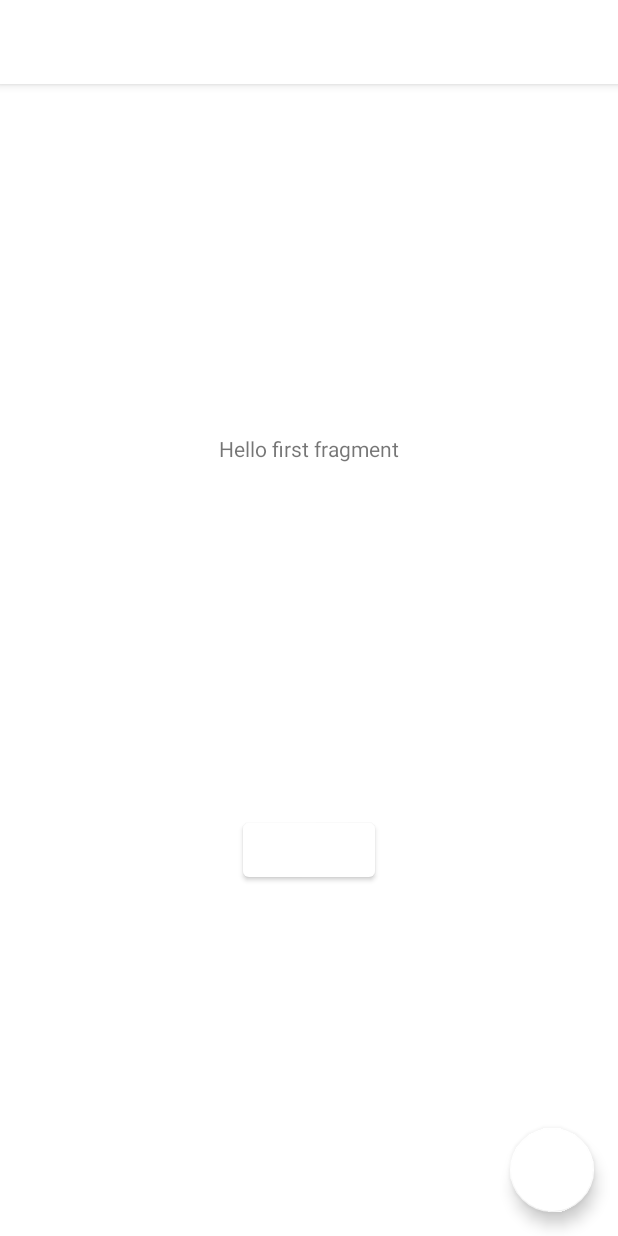
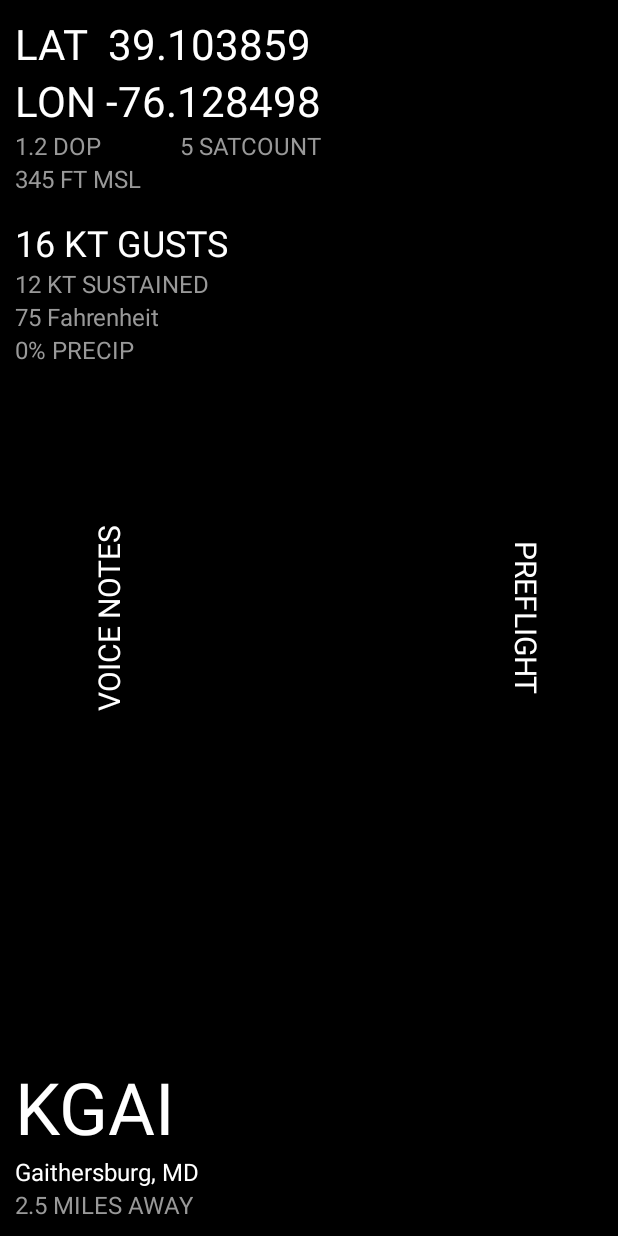
Before and after one commit to tybarrett/AviationAssistant, an Android app: the layout activity_main.xml on its own in the app's theme, with its tools: preview values and no code run, on a phone screen of 412 x 824 dp. Run offline under Robolectric (Android 15) with nearby library versions, the light colour scheme and no system bars.

Commit message:
Put our UI into our own activity and deployed to hardware

```diff
--- a/app/src/main/res/layout/activity_main.xml
+++ b/app/src/main/res/layout/activity_main.xml
@@ -1,34 +1,144 @@
 <?xml version="1.0" encoding="utf-8"?>
-<androidx.coordinatorlayout.widget.CoordinatorLayout xmlns:android="http://schemas.android.com/apk/res/android"
-    xmlns:app="http://schemas.android.com/apk/res-auto"
+<FrameLayout xmlns:android="http://schemas.android.com/apk/res/android"
     xmlns:tools="http://schemas.android.com/tools"
     android:layout_width="match_parent"
     android:layout_height="match_parent"
+    android:background="?attr/fullscreenBackgroundColor"
+    android:theme="@style/ThemeOverlay.AviationAssistant.FullscreenContainer"
     tools:context=".MainActivity">
 
-    <com.google.android.material.appbar.AppBarLayout
+    <!-- The primary full-screen view. This can be replaced with whatever view
+         is needed to present your content, e.g. VideoView, SurfaceView,
+         TextureView, etc. -->
+    <FrameLayout
         android:layout_width="match_parent"
-        android:layout_height="wrap_content"
-        android:theme="@style/Theme.AviationAssistant.AppBarOverlay">
+        android:layout_height="match_parent"
+        android:orientation="vertical"
+        android:padding="10sp">
 
-        <androidx.appcompat.widget.Toolbar
-            android:id="@+id/toolbar"
-            android:layout_width="match_parent"
-            android:layout_height="?attr/actionBarSize"
-            android:background="?attr/colorPrimary"
-            app:popupTheme="@style/Theme.AviationAssistant.PopupOverlay" />
+        <LinearLayout
+            android:layout_width="wrap_content"
+            android:layout_height="wrap_content"
+            android:orientation="vertical">
 
-    </com.google.android.material.appbar.AppBarLayout>
+            <TextView
+                android:id="@+id/latitudeTextView"
+                android:layout_width="wrap_content"
+                android:layout_height="wrap_content"
+                android:text="LAT  39.103859"
+                android:textColor="#fff"
+                android:textSize="28sp" />
 
-    <include layout="@layout/content_main" />
+            <TextView
+                android:id="@+id/longitudeTextView"
+                android:layout_width="wrap_content"
+                android:layout_height="wrap_content"
+                android:text="LON -76.128498"
+                android:textColor="#fff"
+                android:textSize="28sp" />
 
-    <com.google.android.material.floatingactionbutton.FloatingActionButton
-        android:id="@+id/fab"
-        android:layout_width="wrap_content"
-        android:layout_height="wrap_content"
-        android:layout_gravity="bottom|end"
-        android:layout_marginEnd="@dimen/fab_margin"
-        android:layout_marginBottom="16dp"
-        app:srcCompat="@android:drawable/ic_dialog_email" />
+            <RelativeLayout
+                android:layout_width="match_parent"
+                android:layout_height="wrap_content"
+                android:layout_marginBottom="15sp">
+                <TextView
+                    android:id="@+id/hdopTextView"
+                    android:layout_width="wrap_content"
+                    android:layout_height="wrap_content"
+                    android:text="1.2 DOP"
+                    android:textColor="#999"
+                    android:textSize="16sp" />
+                <TextView
+                    android:layout_alignParentRight="true"
+                    android:id="@+id/satcountTextView"
+                    android:layout_width="wrap_content"
+                    android:layout_height="wrap_content"
+                    android:text="5 SATCOUNT"
+                    android:textColor="#999"
+                    android:textSize="16sp" />
+                <TextView
+                    android:layout_below="@+id/hdopTextView"
+                    android:id="@+id/mslAltTextView"
+                    android:layout_width="wrap_content"
+                    android:layout_height="wrap_content"
+                    android:text="345 FT MSL"
+                    android:textColor="#999"
+                    android:textSize="16sp" />
+            </RelativeLayout>
 
-</androidx.coordinatorlayout.widget.CoordinatorLayout>
+            <TextView
+                android:id="@+id/gustingWindTextView"
+                android:layout_width="wrap_content"
+                android:layout_height="wrap_content"
+                android:text="16 KT GUSTS"
+                android:textColor="#fff"
+                android:textSize="24sp" />
+
+            <TextView
+                android:id="@+id/sustainedWindTextView"
+                android:layout_width="wrap_content"
+                android:layout_height="wrap_content"
+                android:text="12 KT SUSTAINED"
+                android:textColor="#999"
+                android:textSize="16sp" />
+
+            <TextView
+                android:layout_width="wrap_content"
+                android:layout_height="wrap_content"
+                android:text="75 Fahrenheit"
+                android:textColor="#999"
+                android:textSize="16sp" />
+
+            <TextView
+                android:layout_width="wrap_content"
+                android:layout_height="wrap_content"
+                android:text="0% PRECIP"
+                android:textColor="#999"
+                android:textSize="16sp" />
+        </LinearLayout>
+
+        <TextView
+            android:text="VOICE NOTES"
+            android:layout_height="wrap_content"
+            android:layout_width="wrap_content"
+            android:textSize="20sp"
+            android:textColor="#fff"
+            android:layout_gravity="center_vertical"
+            android:rotation="-90" />
+        <TextView
+            android:text="PREFLIGHT"
+            android:layout_height="wrap_content"
+            android:layout_width="wrap_content"
+            android:textSize="20sp"
+            android:textColor="#fff"
+            android:layout_gravity="right | center_vertical"
+            android:rotation="90" />
+
+        <LinearLayout
+            android:layout_width="wrap_content"
+            android:layout_height="wrap_content"
+            android:layout_gravity="bottom"
+            android:orientation="vertical">
+            <TextView
+                android:layout_width="wrap_content"
+                android:layout_height="wrap_content"
+                android:textSize="48sp"
+                android:textColor="#fff"
+                android:text="KGAI" />
+            <TextView
+                android:layout_width="wrap_content"
+                android:layout_height="wrap_content"
+                android:textSize="16sp"
+                android:textColor="#fff"
+                android:text="Gaithersburg, MD" />
+            <TextView
+                android:layout_width="wrap_content"
+                android:layout_height="wrap_content"
+                android:textSize="16sp"
+                android:textColor="#999"
+                android:text="2.5 MILES AWAY" />
+        </LinearLayout>
+
+    </FrameLayout>
+
+</FrameLayout>
--- a/app/src/main/res/values-night/themes.xml
+++ b/app/src/main/res/values-night/themes.xml
@@ -2,12 +2,12 @@
     <!-- Base application theme. -->
     <style name="Theme.AviationAssistant" parent="Theme.MaterialComponents.DayNight.DarkActionBar">
         <!-- Primary brand color. -->
-        <item name="colorPrimary">@color/purple_200</item>
-        <item name="colorPrimaryVariant">@color/purple_700</item>
+        <item name="colorPrimary">@color/black</item>
+        <item name="colorPrimaryVariant">@color/black</item>
         <item name="colorOnPrimary">@color/black</item>
         <!-- Secondary brand color. -->
-        <item name="colorSecondary">@color/teal_200</item>
-        <item name="colorSecondaryVariant">@color/teal_200</item>
+        <item name="colorSecondary">@color/black</item>
+        <item name="colorSecondaryVariant">@color/black</item>
         <item name="colorOnSecondary">@color/black</item>
         <!-- Status bar color. -->
         <item name="android:statusBarColor" tools:targetApi="l">?attr/colorPrimaryVariant</item>
@@ -15,7 +15,7 @@
     </style>
 
     <style name="ThemeOverlay.AviationAssistant.FullscreenContainer" parent="">
-        <item name="fullscreenBackgroundColor">@color/light_blue_900</item>
-        <item name="fullscreenTextColor">@color/light_blue_A400</item>
+        <item name="fullscreenBackgroundColor">@color/black</item>
+        <item name="fullscreenTextColor">@color/white</item>
     </style>
 </resources>
--- a/app/src/main/res/values/themes.xml
+++ b/app/src/main/res/values/themes.xml
@@ -2,13 +2,13 @@
     <!-- Base application theme. -->
     <style name="Theme.AviationAssistant" parent="Theme.MaterialComponents.DayNight.DarkActionBar">
         <!-- Primary brand color. -->
-        <item name="colorPrimary">@color/white</item>
-        <item name="colorPrimaryVariant">@color/white</item>
-        <item name="colorOnPrimary">@color/white</item>
+        <item name="colorPrimary">@color/black</item>
+        <item name="colorPrimaryVariant">@color/black</item>
+        <item name="colorOnPrimary">@color/black</item>
         <!-- Secondary brand color. -->
-        <item name="colorSecondary">@color/white</item>
-        <item name="colorSecondaryVariant">@color/white</item>
-        <item name="colorOnSecondary">@color/white</item>
+        <item name="colorSecondary">@color/black</item>
+        <item name="colorSecondaryVariant">@color/black</item>
+        <item name="colorOnSecondary">@color/black</item>
         <!-- Status bar color. -->
         <item name="android:statusBarColor" tools:targetApi="l">?attr/colorPrimaryVariant</item>
         <!-- Customize your theme here. -->
```
Also changed, not shown: app/src/main/AndroidManifest.xml (+2 -9 lines), app/src/main/java/com/example/aviationassistant/FullscreenActivity.java (deleted, +0 -220 lines), app/src/main/java/com/example/aviationassistant/MainActivity.java (+0 -22 lines), app/src/main/res/layout/activity_fullscreen.xml (deleted, +0 -144 lines).
